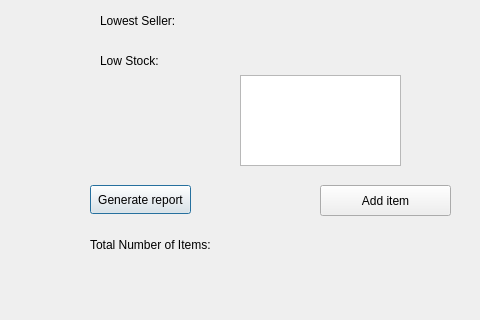
This is cs2_lab_final_project/dashboard.ui in Hamdy410/CS2_lab_finalProject as Qt 5 draws it before an edit; both pictures show x 0 to 480 and y 135 to 455 of the 979 by 455 pixel window. The edited form follows.
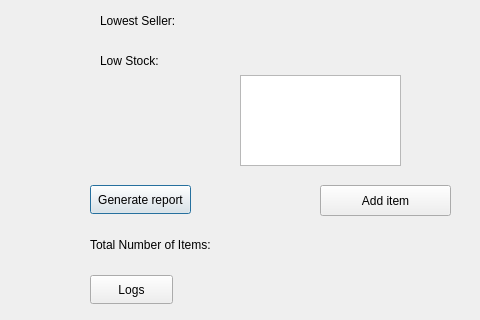
This is the edited form.

Patch:
```diff
--- a/cs2_lab_final_project/dashboard.ui
+++ b/cs2_lab_final_project/dashboard.ui
@@ -164,6 +164,19 @@
     <string>Recent Updates:</string>
    </property>
   </widget>
+  <widget class="QPushButton" name="pushButton_Logs">
+   <property name="geometry">
+    <rect>
+     <x>90</x>
+     <y>410</y>
+     <width>83</width>
+     <height>29</height>
+    </rect>
+   </property>
+   <property name="text">
+    <string>Logs</string>
+   </property>
+  </widget>
  </widget>
  <resources/>
  <connections/>
```
